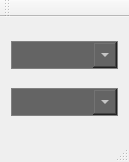
Before: the Qt Designer form Qt/MyComboBox/mainwindow.ui in gongjianbo/MyTestCode, drawn with Qt 5.
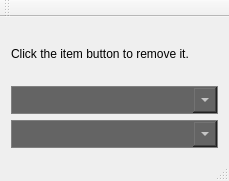
After: the same form once the commit is applied. Custom widgets are drawn as their Qt base class.

```diff
--- a/Qt/MyComboBox/mainwindow.ui
+++ b/Qt/MyComboBox/mainwindow.ui
@@ -6,8 +6,8 @@
    <rect>
     <x>0</x>
     <y>0</y>
-    <width>129</width>
-    <height>162</height>
+    <width>229</width>
+    <height>181</height>
    </rect>
   </property>
   <property name="windowTitle">
@@ -61,10 +61,11 @@
 }
 /*按钮样式*/
 QComboBox QAbstractItemView QPushButton{
-max-width:20px;
-min-width:20px;
+max-width:40px;
+min-width:40px;
 max-height:20px;
 min-height:20px;
+border-radius:2px;
 border:0;
 margin-right:20px;
 background-color:white;
@@ -75,6 +76,13 @@
   </property>
   <widget class="QWidget" name="centralWidget">
    <layout class="QVBoxLayout" name="verticalLayout">
+    <item>
+     <widget class="QLabel" name="label">
+      <property name="text">
+       <string>Click the item button to remove it.</string>
+      </property>
+     </widget>
+    </item>
     <item>
      <widget class="QComboBox" name="comboBoxA"/>
     </item>
```
Left out of the diff: 6 changed lines with no effect on the pictures.
